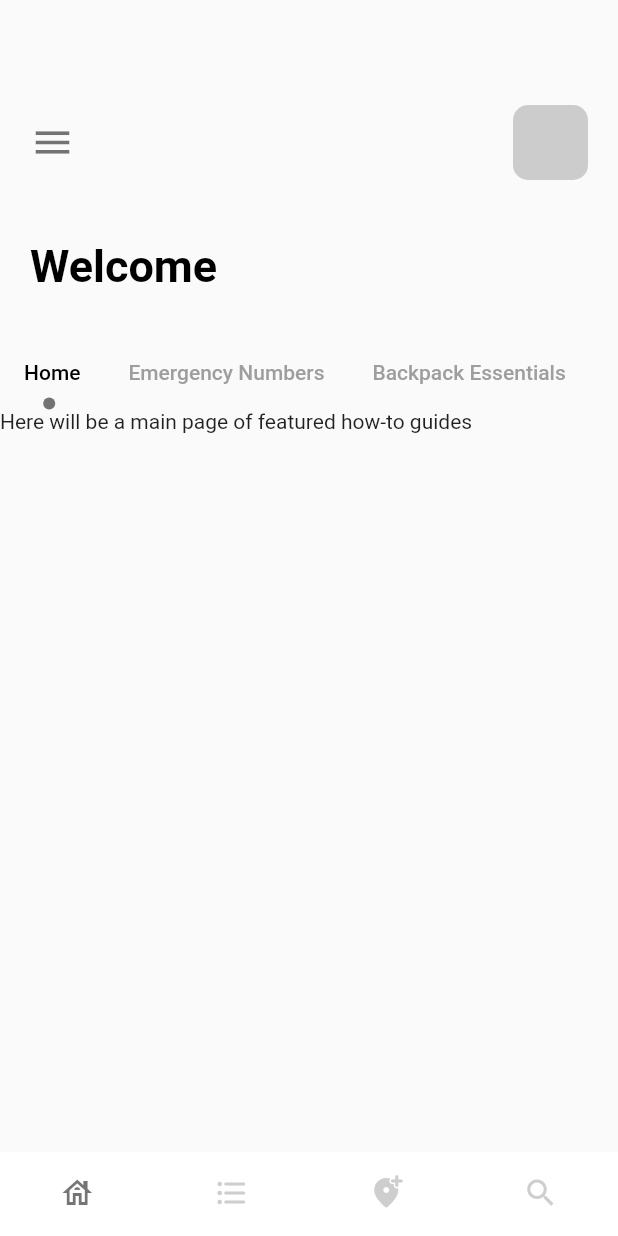
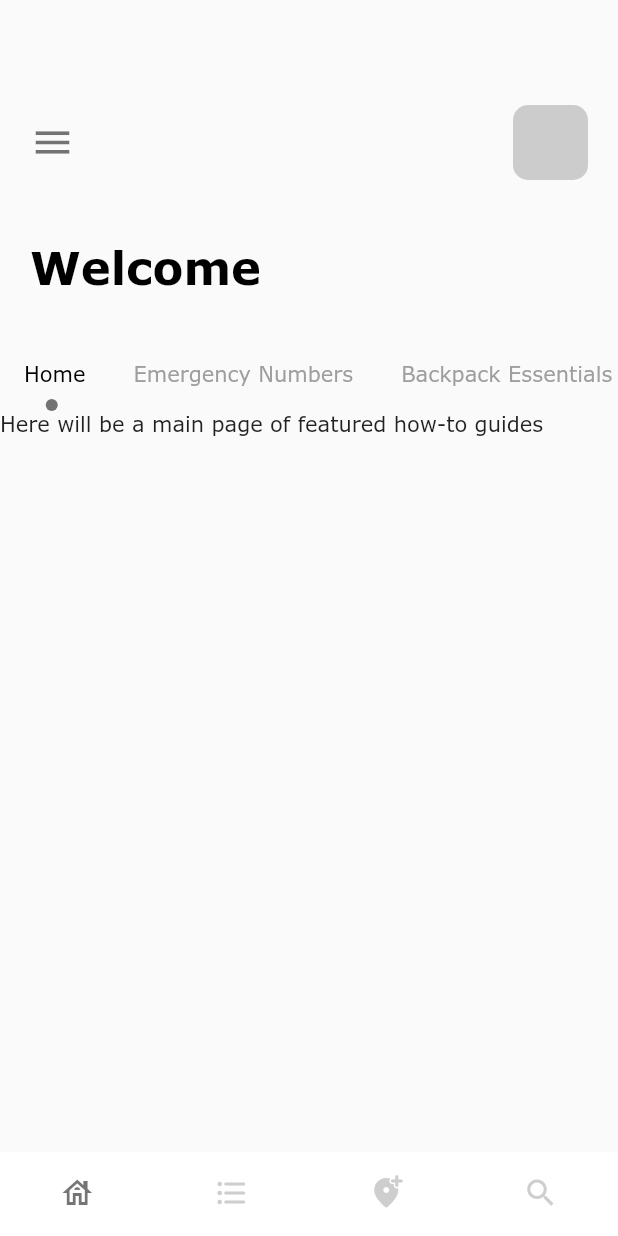
Before and after one commit to gabriellestein/Syren-Frontend, a Flutter app: the screen it shows after launch, on a phone screen of 412 x 824 dp. Run offline on Flutter 3.47's test engine with Material 2 defaults, Android fonts, the phone set to English and light mode, and no system bars.

Commit message:
Added new default font, Verdana

```diff
--- a/lib/main.dart
+++ b/lib/main.dart
@@ -16,6 +16,7 @@ class MyApp extends StatelessWidget {
     return MaterialApp(
       title: 'Flutter Demo',
       theme: ThemeData(
+        fontFamily: 'verdana',
         // This is the theme of your application.
         //
         // Try running your application with "flutter run". You'll see the
--- a/lib/splashPage.dart
+++ b/lib/splashPage.dart
@@ -39,6 +39,7 @@ class _splashPageState extends State<splashPage> {
               child: Text(
                 'syren - coming soon', style: TextStyle(
                   fontSize: 24,
+                  fontFamily: 'verdana',
                   fontWeight: FontWeight.bold
               ),
 
```
Also changed, not shown: pubspec.yaml (+4 -4 lines).
